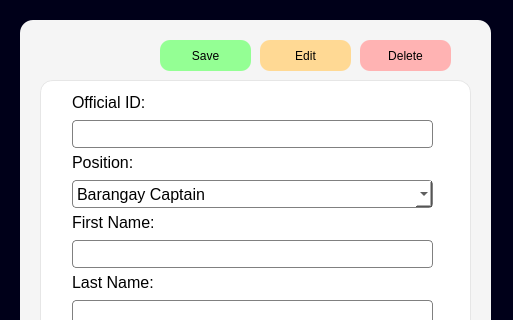
Qt form uifiles/infoofficialui.ui (mustafamclngn/CCC151-ComplaSys) before a commit; both pictures show x 0 to 513 and y 0 to 320 of the 513 by 541 pixel window.
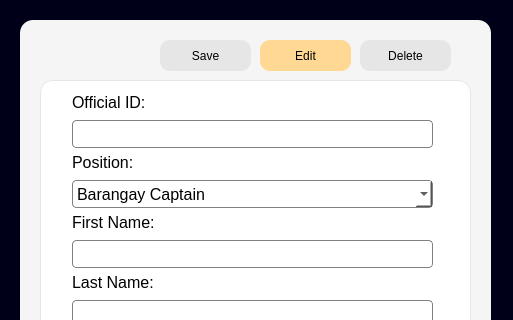
The same form after that commit. Icons and pictures are not drawn.

Commit message: new ui converted grey buttons

Patch:
```diff
--- a/uifiles/infoofficialui.ui
+++ b/uifiles/infoofficialui.ui
@@ -356,7 +356,7 @@
      </font>
     </property>
     <property name="styleSheet">
-     <string notr="true">background-color: rgb(148, 255, 148);
+     <string notr="true">background-color: rgb(230, 230, 230);
 border-radius: 10px;
 color: black;</string>
     </property>
@@ -410,7 +410,7 @@
      </font>
     </property>
     <property name="styleSheet">
-     <string notr="true">background-color: rgb(255, 179, 179);
+     <string notr="true">background-color: rgb(230, 230, 230);
 border-radius: 10px;
 color: black;</string>
     </property>
```
The commit also changes 3 other files.
